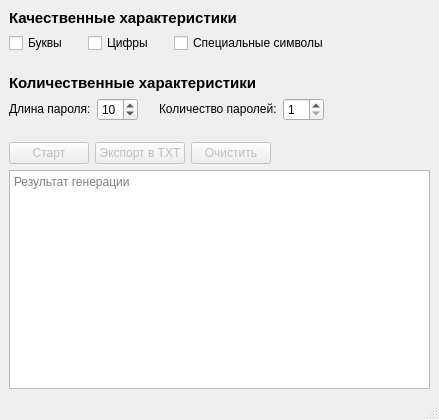
First picture: the form in mainwindow.ui, repository Ggorets0dev/lowinpg, before the edit.
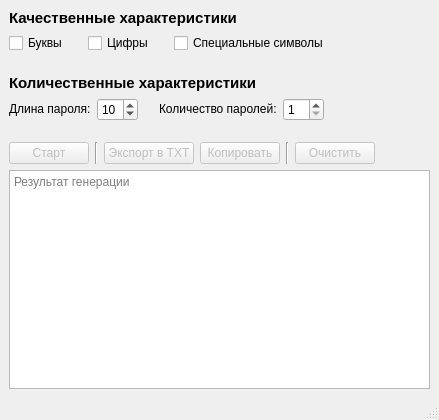
Second picture: the form after the edit.

```diff
--- a/mainwindow.ui
+++ b/mainwindow.ui
@@ -279,6 +279,13 @@
           </property>
          </widget>
         </item>
+        <item>
+         <widget class="Line" name="line">
+          <property name="orientation">
+           <enum>Qt::Vertical</enum>
+          </property>
+         </widget>
+        </item>
         <item>
          <widget class="QPushButton" name="exportPushButton">
           <property name="enabled">
@@ -295,6 +302,23 @@
           </property>
          </widget>
         </item>
+        <item>
+         <widget class="QPushButton" name="copyPushButton">
+          <property name="enabled">
+           <bool>false</bool>
+          </property>
+          <property name="text">
+           <string>Копировать</string>
+          </property>
+         </widget>
+        </item>
+        <item>
+         <widget class="Line" name="line_2">
+          <property name="orientation">
+           <enum>Qt::Vertical</enum>
+          </property>
+         </widget>
+        </item>
         <item>
          <widget class="QPushButton" name="clearPushButton">
           <property name="enabled">
```
Left out of the diff: 2 changed lines with no effect on the pictures.
